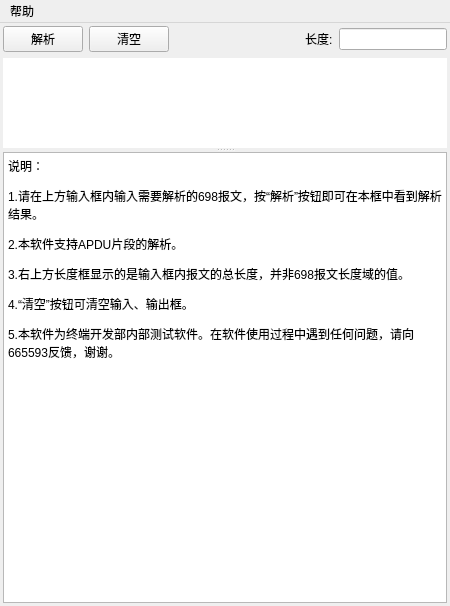
The window that UI/main_window.ui (KayFelicities/698trans) describes before a commit, drawn with Qt 5.
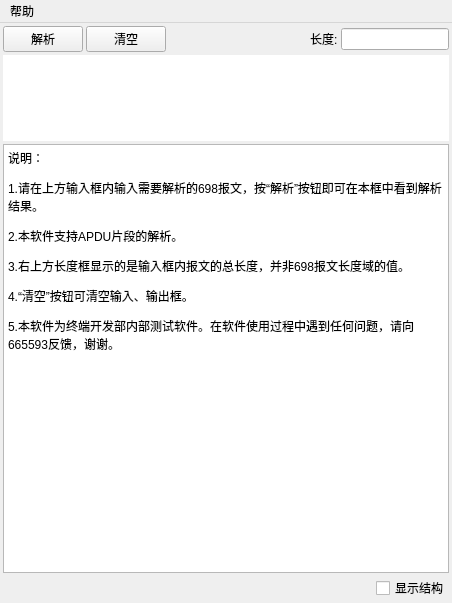
The same window after the commit. Icons and pictures are not drawn.

Commit message: level show check box

What changed in the file:
```diff
--- a/UI/main_window.ui
+++ b/UI/main_window.ui
@@ -7,8 +7,8 @@
    <rect>
     <x>0</x>
     <y>0</y>
-    <width>450</width>
-    <height>606</height>
+    <width>452</width>
+    <height>603</height>
    </rect>
   </property>
   <property name="windowTitle">
@@ -26,10 +26,15 @@
     <selectedon>:/698/698.ico</selectedon>:/698/698.ico</iconset>
   </property>
   <widget class="QWidget" name="centralwidget">
-   <layout class="QVBoxLayout" name="verticalLayout">
+   <layout class="QGridLayout" name="gridLayout">
     <property name="margin">
      <number>3</number>
     </property>
+    <property name="spacing">
+     <number>3</number>
+    </property>
+    <item row="0" column="0">
+     <layout class="QVBoxLayout" name="verticalLayout_2">
     <item>
      <layout class="QHBoxLayout" name="horizontalLayout">
       <item>
@@ -91,10 +96,8 @@
      </layout>
     </item>
     <item>
-     <widget class="QSplitter" name="splitter">
-      <property name="orientation">
-       <enum>Qt::Vertical</enum>
-      </property>
+       <layout class="QVBoxLayout" name="verticalLayout">
+        <item>
       <widget class="QTextEdit" name="input_box">
        <property name="sizePolicy">
         <sizepolicy hsizetype="Expanding" vsizetype="Expanding">
@@ -161,6 +164,8 @@
         <set>Qt::TextEditorInteraction</set>
        </property>
       </widget>
+        </item>
+        <item>
       <widget class="QTextEdit" name="output_box">
        <property name="enabled">
         <bool>true</bool>
@@ -196,7 +201,34 @@
 &lt;p style=&quot; margin-top:12px; margin-bottom:12px; margin-left:0px; margin-right:0px; -qt-block-indent:0; text-indent:0px;&quot;&gt;5.本软件为终端开发部内部测试软件。在软件使用过程中遇到任何问题，请向665593反馈，谢谢。&lt;/p&gt;&lt;/body&gt;&lt;/html&gt;</string>
        </property>
       </widget>
-     </widget>
+        </item>
+       </layout>
+      </item>
+      <item>
+       <layout class="QHBoxLayout" name="horizontalLayout_2">
+        <item>
+         <spacer name="horizontalSpacer">
+          <property name="orientation">
+           <enum>Qt::Horizontal</enum>
+          </property>
+          <property name="sizeHint" stdset="0">
+           <size>
+            <width>40</width>
+            <height>20</height>
+           </size>
+          </property>
+         </spacer>
+        </item>
+        <item>
+         <widget class="QCheckBox" name="checkBox">
+          <property name="text">
+           <string>显示结构</string>
+          </property>
+         </widget>
+        </item>
+       </layout>
+      </item>
+     </layout>
     </item>
    </layout>
    <zorder></zorder>
@@ -207,7 +239,7 @@
     <rect>
      <x>0</x>
      <y>0</y>
-     <width>450</width>
+     <width>452</width>
      <height>23</height>
     </rect>
    </property>
```
Left out of the diff: 2 changed lines with no effect on the pictures. Lines whose indentation alone changed are shown as unchanged. The commit also changes 2 other files.
